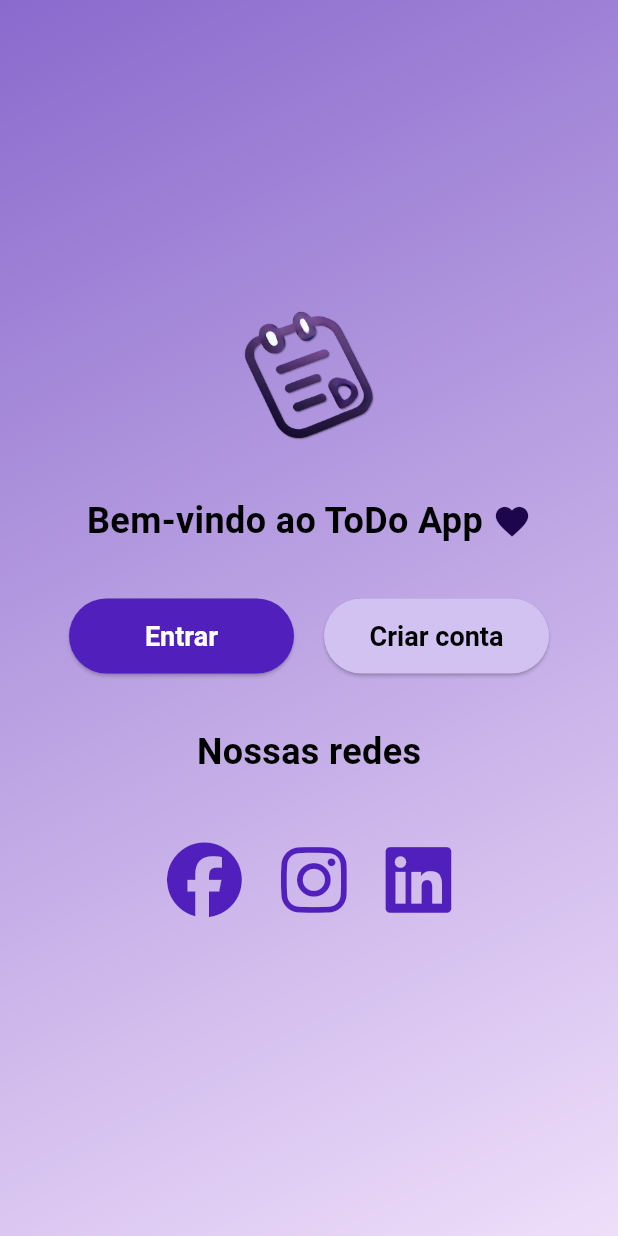
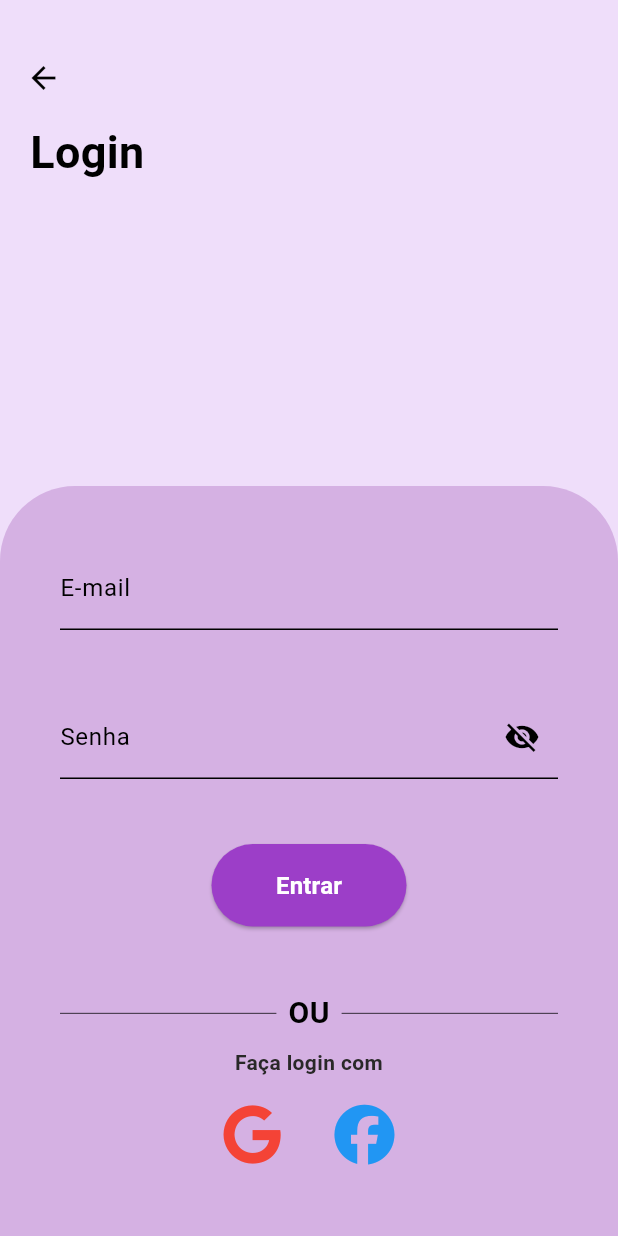
Before and after one commit to dugabrielle/todo_project, a Flutter app: the screen it shows after launch, on a phone screen of 412 x 824 dp. Run offline on Flutter 3.47's test engine with Material 3 defaults, Android fonts, the phone set to English and light mode, and no system bars; our stand-ins replace font_awesome_flutter, google_fonts; Roboto replaces fonts that are missing (Poppins).

Commit message:
create login

```diff
--- a/lib/main.dart
+++ b/lib/main.dart
@@ -1,5 +1,6 @@
 import 'package:flutter/material.dart';
 import 'package:todo_project/src/screens/home.dart';
+import 'package:todo_project/src/screens/login.dart';
 import 'package:todo_project/src/screens/welcome.dart';
 import 'package:todo_project/src/themes/app_theme.dart';
 
@@ -23,7 +24,7 @@ class _MyAppState extends State<MyApp> {
       title: 'Flutter Demo',
       debugShowCheckedModeBanner: false,
       theme: _darkMode ? AppTheme.darkTheme : AppTheme.lightTheme,
-      home: WelcomeScreen(
+      home: LoginScreen(
         alternarTema: _alternarTema,
         darkMode: _darkMode, // adicionar dps o provider
       ),
--- /dev/null
+++ b/lib/src/screens/login.dart
@@ -0,0 +1,211 @@
+import 'package:flutter/material.dart';
+import 'package:font_awesome_flutter/font_awesome_flutter.dart';
+
+class LoginScreen extends StatefulWidget {
+  const LoginScreen(
+      {super.key,
+      required void Function() alternarTema,
+      required bool darkMode});
+
+  @override
+  State<LoginScreen> createState() => _LoginScreenState();
+}
+
+class _LoginScreenState extends State<LoginScreen> {
+  final TextEditingController _emailController = TextEditingController();
+  final TextEditingController _passwordController = TextEditingController();
+
+   bool _obscureText = true;
+
+  @override
+  Widget build(BuildContext context) {
+    return Scaffold(
+      backgroundColor: const Color(0xFFEFDEFA),
+      body: Stack(
+        children: [
+          IconButton(
+            icon: const Icon(Icons.arrow_back, color: Colors.black),
+            onPressed: () {
+              Navigator.pushNamed(context, '/');
+            },
+            padding: const EdgeInsets.only(top: 40, left: 10),
+          ),
+          const Column(
+            mainAxisAlignment: MainAxisAlignment.start,
+            children: [
+              Padding(
+                padding: EdgeInsets.only(top: 80.0, left: 20.0),
+                child: Text(
+                  'Login',
+                  style: TextStyle(
+                    fontFamily: 'Poppins',
+                    fontSize: 30,
+                    color: Colors.black,
+                  ),
+                ),
+              ),
+            ],
+          ),
+          Align(
+            alignment: Alignment.bottomCenter,
+            child: Container(
+              height: 500,
+              width: double.infinity,
+              decoration: const BoxDecoration(
+                color: Color(0xFFD5B1E3),
+                borderRadius: BorderRadius.vertical(
+                  top: Radius.circular(50),
+                ),
+              ),
+              child: Padding(
+                padding: const EdgeInsets.all(40),
+                child: Column(
+                  crossAxisAlignment: CrossAxisAlignment.start,
+                  children: [
+                    TextFormField(
+                      controller: _emailController,
+                      style: const TextStyle(
+                        color: Colors.black,
+                      ),
+                      decoration: const InputDecoration(
+                        labelText: 'E-mail',
+                        labelStyle: TextStyle(
+                          color: Colors.black,
+                          fontSize: 16,
+                        ),
+                        enabledBorder: UnderlineInputBorder(
+                          borderSide: BorderSide(color: Colors.black),
+                        ),
+                        focusedBorder: UnderlineInputBorder(
+                          borderSide: BorderSide(color: Colors.black),
+                        ),
+                      ),
+                    ),
+                    const Expanded(child: SizedBox()),
+                    TextFormField(
+                      controller: _passwordController,
+                      obscureText: _obscureText,
+                      style: const TextStyle(
+                        color: Colors.black,
+                      ),
+                      decoration: InputDecoration(
+                        labelText: 'Senha',
+                        labelStyle: const TextStyle(
+                          color: Colors.black,
+                          fontSize: 16,
+                        ),
+                        enabledBorder: const UnderlineInputBorder(
+                          borderSide: BorderSide(color: Colors.black),
+                        ),
+                        focusedBorder: const UnderlineInputBorder(
+                          borderSide: BorderSide(color: Colors.black),
+                        ),
+                        suffixIcon: IconButton(
+                          icon: Icon(
+                            _obscureText
+                                ? Icons.visibility_off
+                                : Icons.visibility,
+                            color: Colors.black,
+                          ),
+                          onPressed: () {
+                            setState(() {
+                              _obscureText = !_obscureText;
+                            });
+                          },
+                        ),
+                      ),
+                    ),
+                    const Expanded(child: SizedBox()),
+                    Center(
+                      child: ElevatedButton(
+                        style: ButtonStyle(
+                          backgroundColor:
+                              WidgetStateProperty.all(const Color(0xFF9C3EC8)),
+                          fixedSize:
+                              WidgetStateProperty.all(const Size.fromWidth(130)),
+                          padding: WidgetStateProperty.all(const EdgeInsets.all(16)),
+                        ),
+                        onPressed: () {},
+                        child: const Text(
+                          'Entrar',
+                          style: TextStyle(
+                            color: Colors.white,
+                            fontSize: 16,
+                            fontWeight: FontWeight.bold,
+                          ),
+                        ),
+                      ),
+                    ),
+                    const Expanded(child: SizedBox()),
+                    const Column(
+                      children: [
+                        Row(
+                          children: [
+                            Expanded(
+                              child: Divider(
+                                color: Colors.black,
+                                thickness: 0.5,
+                              ),
+                            ),
+                            Padding(
+                              padding:
+                                  EdgeInsets.symmetric(horizontal: 8),
+                              child: Text(
+                                'OU',
+                                style: TextStyle(
+                                  color: Colors.black,
+                                ),
+                              ),
+                            ),
+                            Expanded(
+                              child: Divider(
+                                color: Colors.black,
+                                thickness: 0.5,
+                              ),
+                            ),
+                          ],
+                        ),
+                        SizedBox(height: 8),
+                        Text(
+                          'Faça login com',
+                          style: TextStyle(
+                            color: Color(0xFF292828),
+                            fontSize: 14,
+                          ),
+                          textAlign: TextAlign.center,
+                        ),
+                      ],
+                    ),
+                    const SizedBox(height: 10),
+                    Row(
+                      mainAxisAlignment: MainAxisAlignment.center,
+                      children: [
+                        IconButton(
+                          icon: const FaIcon(
+                            FontAwesomeIcons.google,
+                            size: 40,
+                            color: Colors.red,
+                          ),
+                          onPressed: () {},
+                        ),
+                        const SizedBox(width: 20),
+                        IconButton(
+                          icon: const FaIcon(
+                            FontAwesomeIcons.facebook,
+                            size: 40,
+                            color: Colors.blue,
+                          ),
+                          onPressed: () {},
+                        ),
+                      ],
+                    ),
+                  ],
+                ),
+              ),
+            ),
+          ),
+        ],
+      ),
+    );
+  }
+}
```
